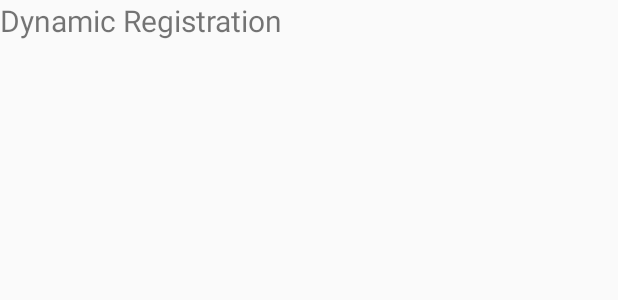
After one commit to wuyuelearning/FirstCode, an Android app: the layout chapter5_menu_activity.xml on its own in the app's theme, with its tools: preview values and no code run, on a phone screen of 412 x 824 dp. The commit adds this screen. Shown: the top 300 px of the screen. Run offline under Robolectric (Android 15) with nearby library versions, the phone set to English and light mode, and no system bars.

Commit message:
第五章 动态静态注册Broadcast

```diff
--- /dev/null
+++ b/app/src/main/res/layout/chapter5_menu_activity.xml
@@ -0,0 +1,17 @@
+<?xml version="1.0" encoding="utf-8"?>
+<LinearLayout xmlns:android="http://schemas.android.com/apk/res/android"
+    android:orientation="vertical" android:layout_width="match_parent"
+    android:layout_height="match_parent">
+
+    <TextView
+        android:id="@+id/tv_broadcast1"
+        android:layout_width="wrap_content"
+        android:layout_height="wrap_content"
+        android:text="Dynamic Registration"
+        android:textSize="20dp"/>
+    <View
+        android:layout_width="10dp"
+        android:layout_height="10dp"/>
+
+
+</LinearLayout>
```
Also changed, not shown: app/src/main/AndroidManifest.xml (+37 -17 lines), app/src/main/java/com/example/admin/firstcode/Chapter5/BootCompleteReceiver.java (added, +20 -0 lines), app/src/main/java/com/example/admin/firstcode/Chapter5/BootCompleteReceiver2.java (added, +17 -0 lines), app/src/main/java/com/example/admin/firstcode/Chapter5/Chapter5Activity.java (added, +40 -0 lines), app/src/main/java/com/example/admin/firstcode/Chapter5/DynamicRegistrationActivity.java (added, +63 -0 lines), app/src/main/java/com/example/admin/firstcode/MainActivity.java (+7 -0 lines), app/src/main/res/layout/activity_main.xml (+10 -0 lines), app/src/main/res/layout/chapter5_network_activity.xml (added, +7 -0 lines).
